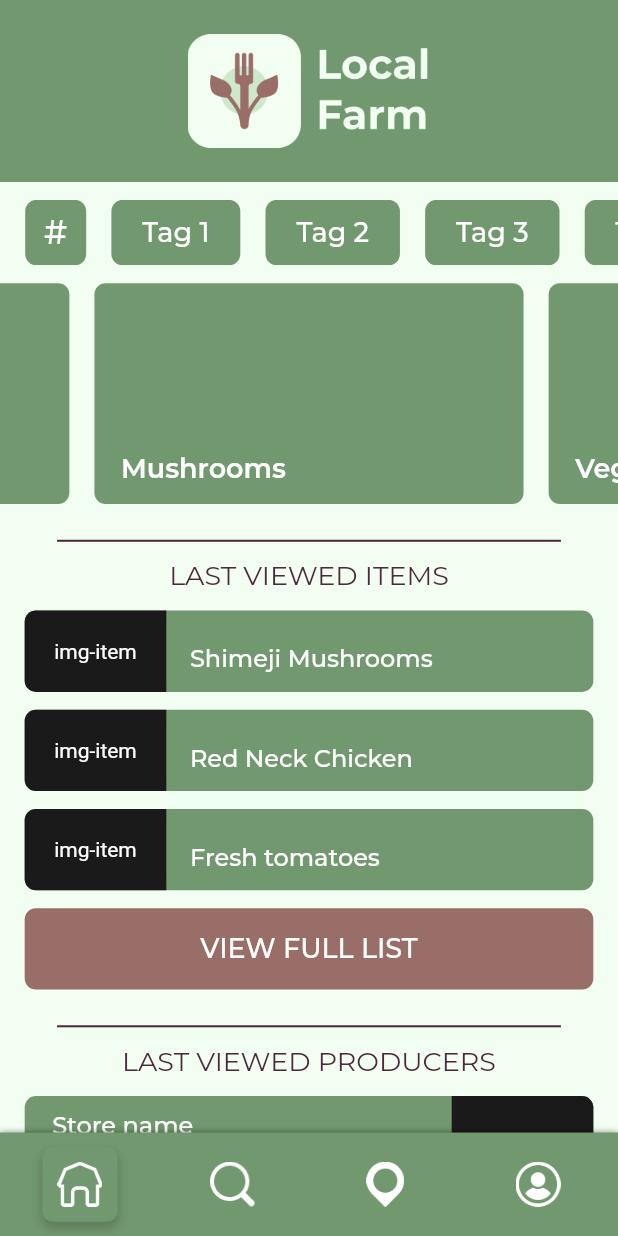
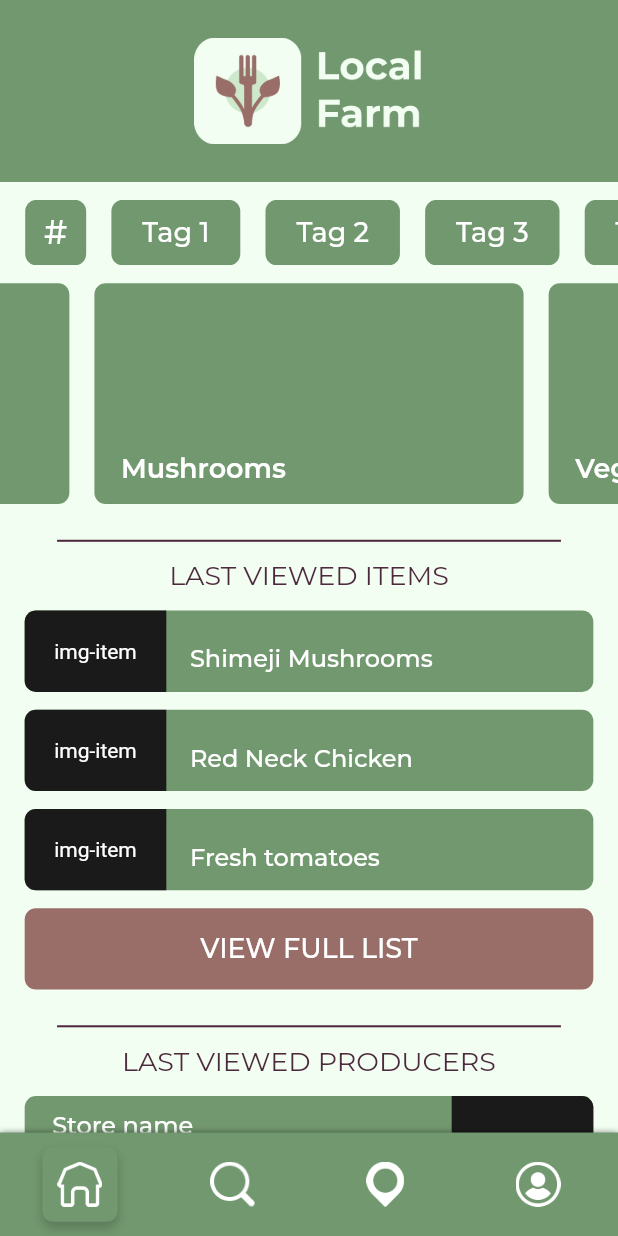
Before and after one commit to Lucas-AV/local_farm, a Flutter app: the screen it shows after launch, on a phone screen of 412 x 824 dp. Run offline on Flutter 3.47's test engine with Material 2 defaults, Android fonts, the light colour scheme and no system bars; drawn by our look-alikes of carousel_slider; our stand-ins replace flutter_svg, google_fonts.

Commit message:
logo fix

```diff
--- a/lib/logo_widget.dart
+++ b/lib/logo_widget.dart
@@ -5,7 +5,7 @@ class LogoWidget extends StatefulWidget {
   LogoWidget({Key? key}) : super(key: key);
   Color color = const Color(0xff72986F);
   Widget child = Padding(
-    padding: const EdgeInsets.symmetric(horizontal: 125),
+    padding: const EdgeInsets.symmetric(vertical: 25),
     child: Image.asset("assets/logo.png"),
   );
   double height = 611;
```
